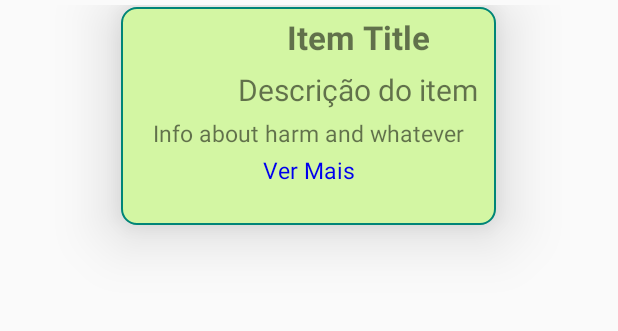
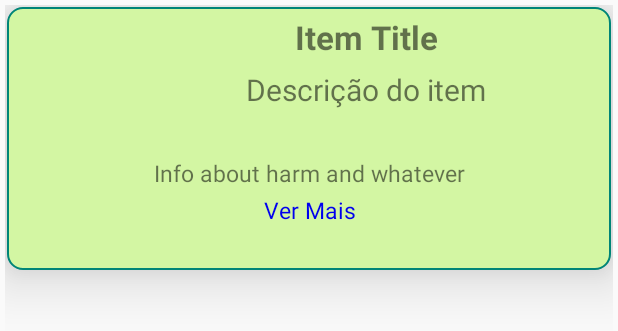
Before and after one commit to XandiVieira/EcologicalHouse, an Android app: the layout item_card.xml on its own in the app's theme, with its tools: preview values and no code run, on a phone screen of 412 x 824 dp. Shown: the top 331 px of the screen. Run offline under Robolectric (Android 15) with nearby library versions, the phone set to English and light mode, and no system bars.

Commit message:
redimensionamento melhorado

```diff
--- a/app/src/main/res/layout/item_card.xml
+++ b/app/src/main/res/layout/item_card.xml
@@ -8,8 +8,8 @@
 
     <RelativeLayout
         android:id="@+id/card_view"
-        android:layout_width="250dp"
-        android:layout_height="wrap_content"
+        android:layout_width="wrap_content"
+        android:layout_height="175dp"
         android:background="@drawable/background_rounded"
         android:elevation="25dp"
         android:clickable="true"
@@ -29,12 +29,12 @@
 
                 <ImageView
                     android:layout_width="70dp"
-                    android:layout_height="60dp"
+                    android:layout_height="90dp"
                     android:id="@+id/cardImage"
                     android:layout_margin="3dp"/>
 
                 <LinearLayout
-                    android:layout_width="wrap_content"
+                    android:layout_width="match_parent"
                     android:layout_height="wrap_content"
                     android:orientation="vertical">
 
```
Also changed, not shown: app/src/main/java/com/example/xandi/ecologicalhouse/ItemAdapter.java (+12 -2 lines).
